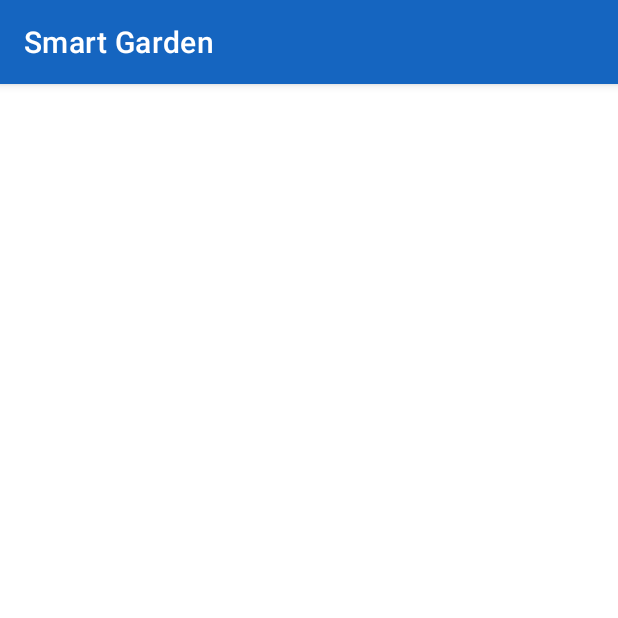
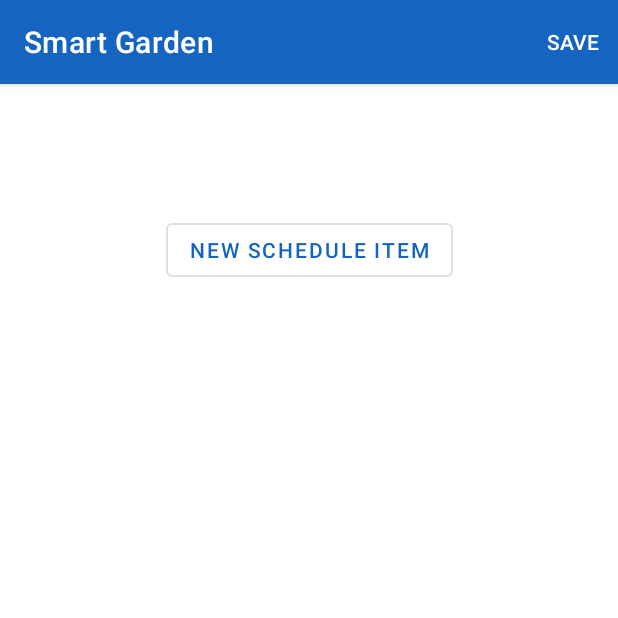
Before and after one commit to linxaddict/smart-garden, an Android app: the fragment NodeDetailsFragment placed in its activity, on a phone screen of 412 x 824 dp, the top half of it. Run offline under Robolectric (Android 15) with nearby library versions, the phone set to English and light mode, and no system bars; our stand-ins replace Dagger/Hilt's generated code, Firebase (no records; nobody signed in at launch, a user with empty details on screens opened directly), RxJava, data binding, navigation-ui; libraries missing offline, so code that uses them is left out: com.xwray.groupie; 6 statements that could not run were skipped.

Commit message:
added option menu to node details fragment

```diff
--- a/app/src/main/java/com/machineinsight_it/smartgarden/presentation/node/details/NodeDetailsModule.kt
+++ b/app/src/main/java/com/machineinsight_it/smartgarden/presentation/node/details/NodeDetailsModule.kt
@@ -4,6 +4,7 @@ import androidx.lifecycle.ViewModel
 import androidx.lifecycle.ViewModelProvider
 import androidx.lifecycle.ViewModelProviders
 import com.machineinsight_it.smartgarden.presentation.di.ViewModelKey
+import com.machineinsight_it.smartgarden.presentation.resources.ResourceLocator
 import dagger.Module
 import dagger.Provides
 import dagger.android.ContributesAndroidInjector
@@ -27,7 +28,8 @@ abstract class NodeDetailsModule {
         @Provides
         @IntoMap
         @ViewModelKey(NodeDetailsViewModel::class)
-        fun provideNodeDetailsViewModel(): ViewModel = NodeDetailsViewModel()
+        fun provideNodeDetailsViewModel(resourceLocator: ResourceLocator): ViewModel =
+            NodeDetailsViewModel(resourceLocator)
     }
 
     @Module
--- a/app/src/main/java/com/machineinsight_it/smartgarden/presentation/node/details/NodeDetailsViewModel.kt
+++ b/app/src/main/java/com/machineinsight_it/smartgarden/presentation/node/details/NodeDetailsViewModel.kt
@@ -1,20 +1,23 @@
 package com.machineinsight_it.smartgarden.presentation.node.details
 
 import androidx.databinding.ObservableField
+import com.machineinsight_it.smartgarden.R
 import com.machineinsight_it.smartgarden.domain.Node
 import com.machineinsight_it.smartgarden.presentation.base.BaseViewModel
+import com.machineinsight_it.smartgarden.presentation.resources.ResourceLocator
 import java.text.SimpleDateFormat
 import java.util.*
 
 private const val DATE_TIME_FORMAT = "HH:mm dd-MM-yyyy"
 private const val TIME_FORMAT = "HH:mm"
 
-class NodeDetailsViewModel : BaseViewModel() {
+class NodeDetailsViewModel(private val resourceLocator: ResourceLocator) : BaseViewModel() {
     private val dateFormatter = SimpleDateFormat(DATE_TIME_FORMAT, Locale.getDefault())
     private val timeFormatter = SimpleDateFormat(TIME_FORMAT, Locale.getDefault())
     private var node: Node? = null
 
     val name = ObservableField<String>()
+    val status = ObservableField<String>()
     val lastActivation = ObservableField<String>()
     var activations = mutableListOf<ActivationViewModel>()
 
@@ -22,6 +25,14 @@ class NodeDetailsViewModel : BaseViewModel() {
         this.node = node
 
         name.set(node.name.capitalize())
+
+        val connectionStatus = resourceLocator.label(
+            if (node.active) R.string.online else R.string.offline
+        )
+        val lastActivationLabel = resourceLocator.label(R.string.last_activation_at)
+        val lastActivateDate = dateFormatter.format(node.lastActivation.timeStamp)
+        status.set("$connectionStatus, $lastActivationLabel $lastActivateDate")
+
         lastActivation.set(dateFormatter.format(node.lastActivation.timeStamp))
         activations.addAll(node.plan.map {
             ActivationViewModel(timeFormatter.format(it.time), it.water.toInt())
--- a/app/src/main/res/layout/fragment_node_details.xml
+++ b/app/src/main/res/layout/fragment_node_details.xml
@@ -1,6 +1,7 @@
 <?xml version="1.0" encoding="utf-8"?>
 <layout xmlns:android="http://schemas.android.com/apk/res/android"
-    xmlns:app="http://schemas.android.com/apk/res-auto">
+    xmlns:app="http://schemas.android.com/apk/res-auto"
+    xmlns:tools="http://schemas.android.com/tools">
 
     <data>
 
@@ -28,13 +29,42 @@
                 app:layout_constraintStart_toStartOf="parent"
                 app:layout_constraintTop_toTopOf="parent" />
 
+            <com.google.android.material.textview.MaterialTextView
+                android:id="@+id/status"
+                android:layout_width="0dp"
+                android:layout_height="wrap_content"
+                android:text="@{model.status}"
+                app:layout_constraintEnd_toEndOf="parent"
+                app:layout_constraintStart_toStartOf="parent"
+                app:layout_constraintTop_toBottomOf="@id/name"
+                tools:text="Online" />
+
             <LinearLayout
                 android:id="@+id/activations"
                 android:layout_width="match_parent"
                 android:layout_height="wrap_content"
+                android:layout_marginTop="@dimen/padding_large"
                 android:orientation="vertical"
                 app:layout_constraintStart_toStartOf="parent"
-                app:layout_constraintTop_toBottomOf="@id/name" />
+                app:layout_constraintTop_toBottomOf="@id/status" />
+
+            <Space
+                android:id="@+id/activationsSpacer"
+                android:layout_width="wrap_content"
+                android:layout_height="@dimen/padding_default"
+                app:layout_constraintStart_toStartOf="parent"
+                app:layout_constraintTop_toBottomOf="@id/activations" />
+
+            <Button
+                android:id="@+id/add"
+                style="@style/Widget.MaterialComponents.Button.OutlinedButton"
+                android:layout_width="wrap_content"
+                android:layout_height="wrap_content"
+                android:text="New schedule item"
+                app:layout_constraintEnd_toEndOf="parent"
+                app:layout_constraintStart_toStartOf="parent"
+                app:layout_constraintTop_toBottomOf="@id/activationsSpacer"
+                tools:ignore="ContentDescription" />
 
         </androidx.constraintlayout.widget.ConstraintLayout>
 
--- /dev/null
+++ b/app/src/main/res/menu/node_details_menu.xml
@@ -0,0 +1,8 @@
+<?xml version="1.0" encoding="utf-8"?>
+<menu xmlns:android="http://schemas.android.com/apk/res/android"
+    xmlns:app="http://schemas.android.com/apk/res-auto">
+    <item
+        android:id="@+id/action_save"
+        android:title="@string/save"
+        app:showAsAction="always" />
+</menu>
--- a/app/src/main/res/values/strings.xml
+++ b/app/src/main/res/values/strings.xml
@@ -6,4 +6,5 @@
     <string name="last_activation_at">activated at</string>
     <string name="time">Time</string>
     <string name="water">Water</string>
+    <string name="save">Save</string>
 </resources>
```
Also changed, not shown: app/src/main/java/com/machineinsight_it/smartgarden/presentation/node/details/NodeDetailsFragment.kt (+44 -19 lines), app/src/main/res/drawable/plus_circle_outline.xml (added, +8 -0 lines), app/src/main/res/drawable/trash_can_outline.xml (added, +8 -0 lines), app/src/main/res/layout/item_node.xml (+4 -4 lines), app/src/main/res/layout/view_activation.xml (+28 -11 lines), app/src/main/res/values/styles.xml (+10 -0 lines).
